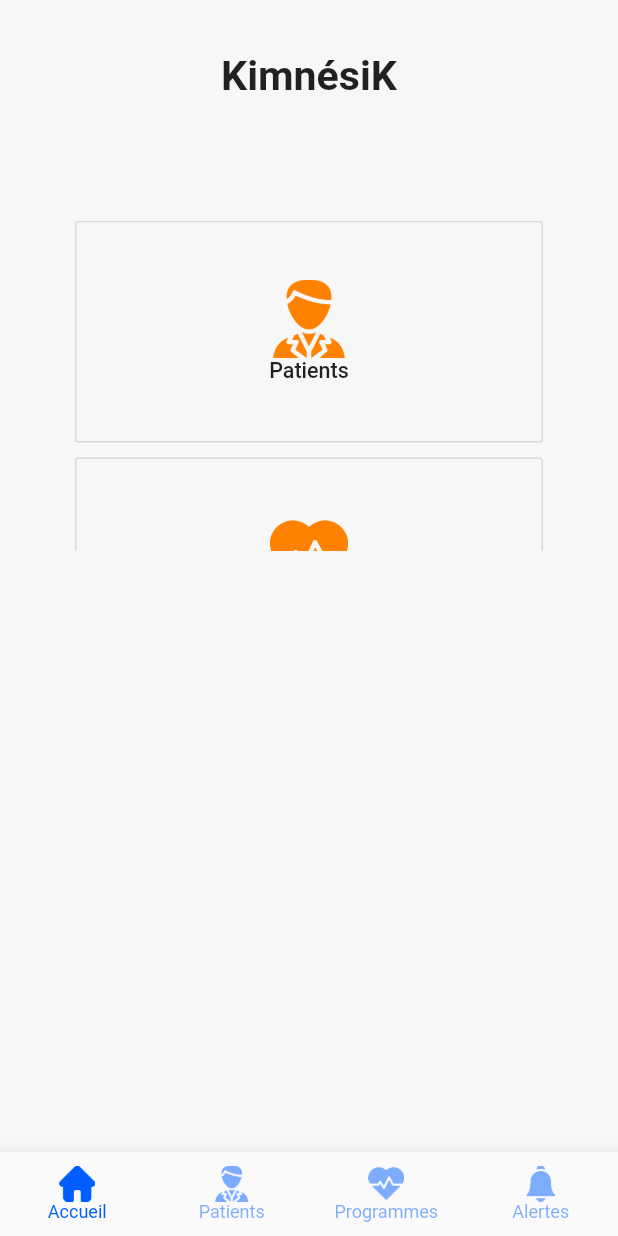
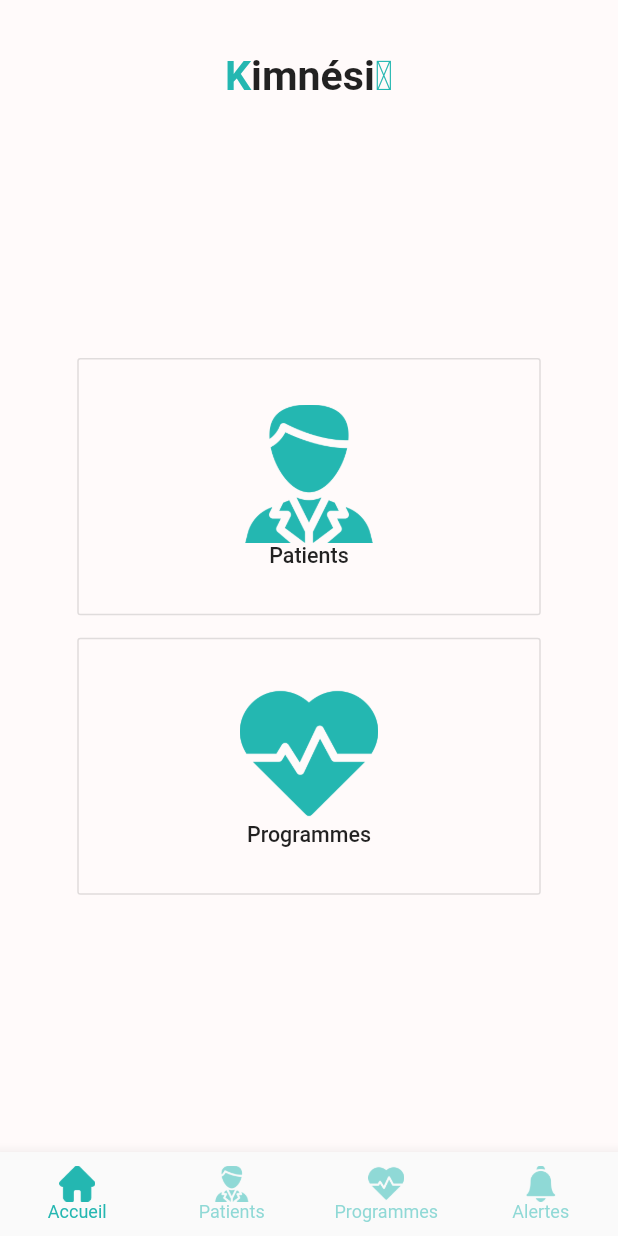
Before and after one commit to hachettea/kimnesik, a Flutter app: the screen it shows after launch, on a phone screen of 412 x 824 dp. Run offline on Flutter 3.47's test engine with Material 2 defaults, Android fonts, the phone set to English and light mode, and no system bars.

Commit message:
1ere interface de la page programme

```diff
--- a/lib/view/menukine.dart
+++ b/lib/view/menukine.dart
@@ -1,3 +1,5 @@
+import 'dart:math';
+
 import 'package:flutter/material.dart';
 
 class Menukine extends StatefulWidget {
@@ -8,7 +10,6 @@ class Menukine extends StatefulWidget {
 }
 
 class MenukineState extends State<Menukine> {
-
   @override
   void initState() {
     super.initState();
@@ -19,54 +20,147 @@ class MenukineState extends State<Menukine> {
     super.dispose();
   }
 
+  Widget _buildBox({int points, Color color, Color textColor = Colors.white}) {
+    return Expanded(
+      flex: points,
+      child: Container(
+        constraints: BoxConstraints.expand(),
+        color: color,
+        child: Center(
+          child: Text(
+            '$points',
+            style: TextStyle(fontSize: 32.0, color: textColor),
+          ),
+        ),
+      ),
+    );
+  }
+
   @override
   Widget build(BuildContext context) {
-    return new Center(
-      child: Stack(
-        children: <Widget>[
-          Column(
-          children: <Widget>[
+    return new Column(
+      children: [
+        Row(
+          mainAxisAlignment: MainAxisAlignment.center,
+          children: [
             Container(
-            padding: const EdgeInsets.only(left: 10,top: 35.2,right: 10,bottom: 80),
-            child:Text("KimnésiK",style: TextStyle(fontWeight: FontWeight.bold,fontSize: 27.4),)
+                padding: const EdgeInsets.only(left: 10, top: 35.2, right: 10),
+                child: RichText(
+                  text: TextSpan(
+                    style: DefaultTextStyle.of(context).style,
+                    children: [
+                      TextSpan(
+                          text: "K",
+                          style: TextStyle(
+                              fontWeight: FontWeight.bold,
+                              fontSize: 27.4,
+                              color: Color(0xff24B7B1))),
+                      TextSpan(
+                          text: "imnési",
+                          style: TextStyle(
+                              fontWeight: FontWeight.bold, fontSize: 27.4)),
+                      TextSpan(
+                          text: "ꓘ",
+                          style: TextStyle(
+                              fontWeight: FontWeight.bold,
+                              fontSize: 27.4,
+                              color: Color(0xff24B7B1))),
+                    ],
                   ),
-            Container(
-            height: 220,
-            child: GridView.count(
-            primary: false,
-            padding: const EdgeInsets.only(left: 50,top: 0,right: 50,bottom: 0),
-            mainAxisSpacing: 10,
-            crossAxisCount: 1,
-            childAspectRatio: 2.11,
-            children: <Widget>[
-              OutlineButton(
+                )),
+            /*Text(
+                  "KimnésiK",
+                  style: TextStyle(fontWeight: FontWeight.bold, fontSize: 27.4),
+                )),*/
+          ],
+        ),
+        Expanded(
+          flex: 4,
+          child: (Row(children: [
+            Spacer(
+              flex: 1,
+            ),
+            Expanded(
+              flex: 6,
+              child: Column(
+                mainAxisAlignment: MainAxisAlignment.center,
+                crossAxisAlignment: CrossAxisAlignment.center,
+                children: [
+                  Spacer(
+                    flex: 1,
+                  ),
+                  Expanded(
+                      flex: 1,
+                      child: OutlineButton(
                         onPressed: () => {},
                         color: Colors.white,
-              child:
-                Column( // Replace with a Row for horizontal icon + text
+                        child: Row(children: [
+                          Spacer(
+                            flex: 1,
+                          ),
+                          Expanded(
+                            child: Column(
+                                // Replace with a Row for horizontal icon + text
                                 mainAxisAlignment: MainAxisAlignment.center,
                                 crossAxisAlignment: CrossAxisAlignment.center,
                                 children: <Widget>[
-                    Image.asset('assets/patient.png',height:52.2),
-                    Text("Patients",style: TextStyle(fontSize: 14.3))
+                                  Image.asset(
+                                    'assets/patient.png',
+                                    fit: BoxFit.fitHeight,
+                                    color: Color(0xff24B7B1),
+                                  ),
+                                  Text("Patients",
+                                      style: TextStyle(fontSize: 14.3))
                                 ]),
                           ),
-              OutlineButton(
+                          Spacer(
+                            flex: 1,
+                          ),
+                        ]),
+                      )),
+                  Padding(
+                      padding:
+                          const EdgeInsets.only(left: 0, top: 15, right: 0)),
+                  Expanded(
+                    flex: 1,
+                    child: OutlineButton(
                         onPressed: () => {},
                         color: Colors.white,
-              child:
-                Column( // Replace with a Row for horizontal icon + text
+                        child: Row(children: [
+                          Spacer(
+                            flex: 1,
+                          ),
+                          Expanded(
+                              child: Column(
+                                  // Replace with a Row for horizontal icon + text
                                   mainAxisAlignment: MainAxisAlignment.center,
                                   crossAxisAlignment: CrossAxisAlignment.center,
                                   children: <Widget>[
-                  Image.asset('assets/cardiogram.png',height:52.2),
-                  Text("Programmes",style: TextStyle(fontSize: 14.3))
-                ]),
+                                Image.asset(
+                                  'assets/cardiogram.png',
+                                  fit: BoxFit.fitHeight,
+                                  color: Color(0xff24B7B1),
                                 ),
-            ])
+                                Text("Programmes",
+                                    style: TextStyle(fontSize: 14.3))
+                              ])),
+                          Spacer(
+                            flex: 1,
                           ),
-        ]),
-      ]),
+                        ])),
+                  ),
+                  Spacer(
+                    flex: 1,
+                  ),
+                ],
+              ),
+            ),
+            Spacer(
+              flex: 1,
+            ),
+          ])),
+        )
+      ],
     );
   }
 }
--- a/lib/view/pagePrincipale.dart
+++ b/lib/view/pagePrincipale.dart
@@ -1,7 +1,8 @@
 import 'package:flutter/material.dart';
 import 'package:kimnesik/view/menukine.dart';
+import 'package:kimnesik/view/listeprogrammes.dart';
 
-class PagePrincipale extends StatefulWidget  {
+class PagePrincipale extends StatefulWidget {
   @override
   State<StatefulWidget> createState() {
     return _PagePrincipaleState();
@@ -9,7 +10,6 @@ class PagePrincipale extends StatefulWidget  {
 }
 
 class _PagePrincipaleState extends State<PagePrincipale> {
-
   int selectedNavBarIndex = 0;
 
   getSelectedNavBarIndex(int pos) {
@@ -17,9 +17,11 @@ class _PagePrincipaleState extends State<PagePrincipale> {
       case 0:
         return new Menukine();
       case 1:
-        //return new SecondFragment();
+        return; //return new ListePatients();
       case 2:
-        //return new ThirdFragment();
+        return new ListeProgrammes();
+      case 3:
+      //return new ThirdFragment();
 
       default:
         return new Text("");
@@ -31,14 +33,13 @@ class _PagePrincipaleState extends State<PagePrincipale> {
     super.initState();
   }
 
-
   @override
   Widget build(BuildContext context) {
     return Scaffold(
       bottomNavigationBar: BottomNavigationBar(
         type: BottomNavigationBarType.fixed,
-        selectedItemColor: Color(0xff005DFF),
-        unselectedItemColor: Color(0x7F005DFF),
+        selectedItemColor: Color(0xff24B7B1),
+        unselectedItemColor: Color(0x7F24B7B1),
         selectedFontSize: 12,
         iconSize: 24,
         currentIndex: selectedNavBarIndex,
@@ -47,41 +48,23 @@ class _PagePrincipaleState extends State<PagePrincipale> {
             selectedNavBarIndex = index;
           });
         },
-
         items: [
           new BottomNavigationBarItem(
-              icon: new ImageIcon(
-                  AssetImage('assets/home.png')
-              ),
-              label: 'Accueil'
-          ),
-
+              icon: new ImageIcon(AssetImage('assets/home.png')),
+              label: 'Accueil'),
           new BottomNavigationBarItem(
-              icon: new ImageIcon(
-                  AssetImage('assets/patient.png')
-              ),
-              label: 'Patients'
-          ),
-
+              icon: new ImageIcon(AssetImage('assets/patient.png')),
+              label: 'Patients'),
           new BottomNavigationBarItem(
-              icon: new ImageIcon(
-                  AssetImage('assets/cardiogram.png')
-              ),
-              label: 'Programmes'
-          ),
-
+              icon: new ImageIcon(AssetImage('assets/cardiogram.png')),
+              label: 'Programmes'),
           new BottomNavigationBarItem(
-            icon: new ImageIcon(
-                AssetImage('assets/bell.png')
-            ),
+            icon: new ImageIcon(AssetImage('assets/bell.png')),
             label: 'Alertes',
           )
-
-
         ],
-
       ),
-      backgroundColor: const Color(0xFFF7F7F7),
+      backgroundColor: const Color(0xFFFFFAFA),
       body: getSelectedNavBarIndex(selectedNavBarIndex),
     );
   }
```
Also changed, not shown: lib/view/listeprogrammes.dart (added, +113 -0 lines). Lines whose indentation alone changed are shown as unchanged.
